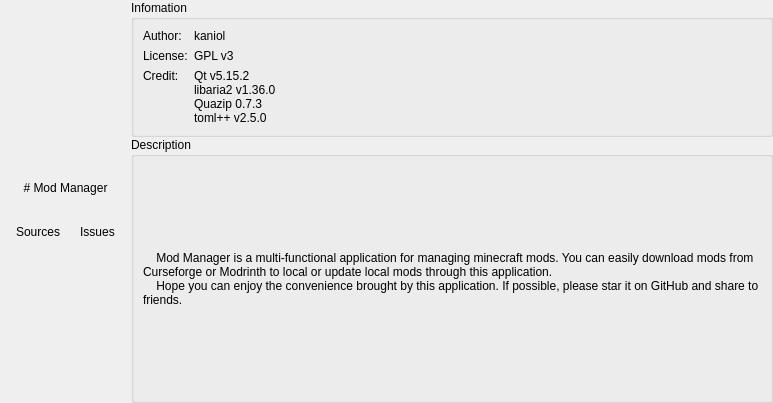
Before: the Qt Designer form src/ui/aboutdialog.ui in kaniol-lck/modmanager, drawn with Qt 5.
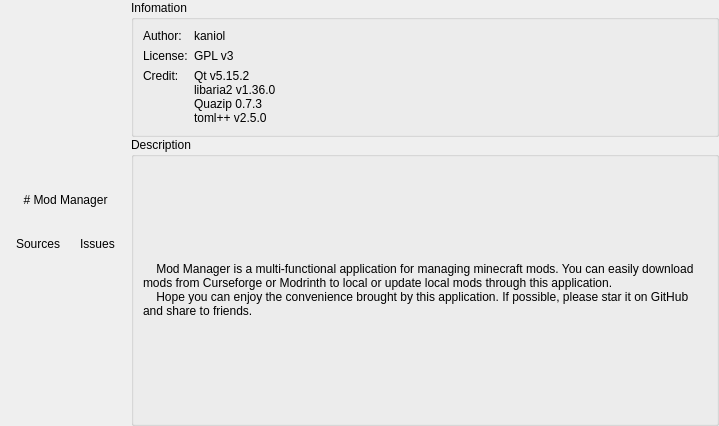
After: the same form once the commit is applied. Icons and pictures are not drawn.

Commit message: lock panel

```diff
--- a/src/ui/aboutdialog.ui
+++ b/src/ui/aboutdialog.ui
@@ -6,8 +6,8 @@
    <rect>
     <x>0</x>
     <y>0</y>
-    <width>773</width>
-    <height>403</height>
+    <width>719</width>
+    <height>426</height>
    </rect>
   </property>
   <property name="windowTitle">
```
The commit also changes 7 other files.
